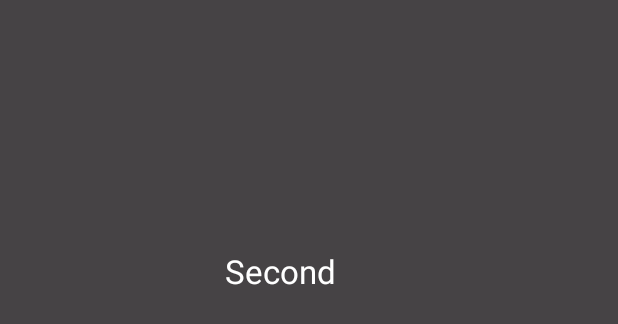
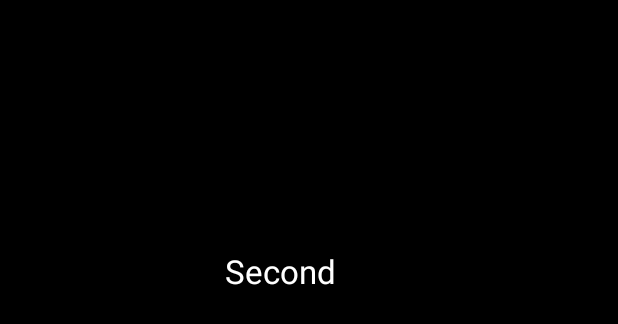
Before and after one commit to takumi-saito/ActivityTransitionTest3, an Android app: the layout activity_second.xml on its own in the app's theme, with its tools: preview values and no code run, on a phone screen of 412 x 824 dp. Shown: the top 324 px of the screen. Run offline under Robolectric (Android 15) with nearby library versions, the phone set to English and light mode, and no system bars.

Commit message:
グラデーションを4色に変更

```diff
--- a/app/src/main/java/com/example/chicken/activitytransitiontest3/SecondActivity.java
+++ b/app/src/main/java/com/example/chicken/activitytransitiontest3/SecondActivity.java
@@ -16,6 +16,7 @@ public class SecondActivity extends Activity {
         findViewById(R.id.light_gray).setTransitionName(MainActivity.mShareLightGray);
         findViewById(R.id.gray).setTransitionName(MainActivity.mShareGray);
         findViewById(R.id.dark_gray).setTransitionName(MainActivity.mShareDarkGray);
+        findViewById(R.id.black).setTransitionName(MainActivity.mShareBlack);
 
     }
 
--- a/app/src/main/res/layout/activity_second.xml
+++ b/app/src/main/res/layout/activity_second.xml
@@ -3,7 +3,7 @@
     android:layout_width="match_parent"
     android:layout_height="match_parent"
     tools:context=".SecondActivity"
-    android:background="#464345">
+    android:background="#000000">
 
     <TextView
         android:layout_width="wrap_content"
@@ -20,22 +20,28 @@
         android:id="@+id/light_gray"
         android:layout_width="50dp"
         android:layout_height="match_parent"
-        android:layout_marginLeft="-150dp"
+        android:layout_marginLeft="-200dp"
         android:background="@drawable/light_gray"
         android:transitionName="light_gray"/>
     <ImageView
         android:id="@+id/gray"
         android:layout_width="50dp"
         android:layout_height="match_parent"
-        android:layout_marginLeft="-100dp"
+        android:layout_marginLeft="-150dp"
         android:background="@drawable/gray"
         android:transitionName="gray"/>
     <ImageView
         android:id="@+id/dark_gray"
         android:layout_width="50dp"
         android:layout_height="match_parent"
-        android:layout_marginLeft="-50dp"
+        android:layout_marginLeft="-100dp"
         android:background="@drawable/dark_gray"
         android:transitionName="dark_gray"/>
-
+    <ImageView
+        android:id="@+id/black"
+        android:layout_width="50dp"
+        android:layout_height="match_parent"
+        android:layout_marginLeft="-50dp"
+        android:background="@drawable/black"
+        android:transitionName="black"/>
 </FrameLayout>
--- a/app/src/main/res/transition/slide_Enter.xml
+++ b/app/src/main/res/transition/slide_Enter.xml
@@ -1,2 +1,2 @@
 <?xml version="1.0" encoding="utf-8"?>
-<slide xmlns:android="http://schemas.android.com/apk/res/android" android:slideEdge="right" android:duration="@integer/duration"/>
+<slide xmlns:android="http://schemas.android.com/apk/res/android" android:slideEdge="right" android:duration="@integer/duration" android:startDelay="70"/>
--- /dev/null
+++ b/app/src/main/res/transition/slide_return.xml
@@ -0,0 +1,2 @@
+<?xml version="1.0" encoding="utf-8"?>
+<slide xmlns:android="http://schemas.android.com/apk/res/android" android:slideEdge="right" android:duration="@integer/duration"/>
--- a/app/src/main/res/values-v21/styles.xml
+++ b/app/src/main/res/values-v21/styles.xml
@@ -6,7 +6,7 @@
         <item name="android:windowEnterTransition">@transition/slide_enter</item>
         <item name="android:windowExitTransition">@transition/slide_exit</item>
         <item name="android:windowReenterTransition">@transition/slide_exit</item>
-        <item name="android:windowReturnTransition">@transition/slide_enter</item>
+        <item name="android:windowReturnTransition">@transition/slide_return</item>
 
         <item name="android:windowSharedElementEnterTransition">@transition/move</item>
         <item name="android:windowSharedElementExitTransition">@transition/move_exit</item>
```
Also changed, not shown: app/src/main/java/com/example/chicken/activitytransitiontest3/MainActivity.java (+8 -1 lines), app/src/main/res/layout/activity_main.xml (+7 -0 lines).
